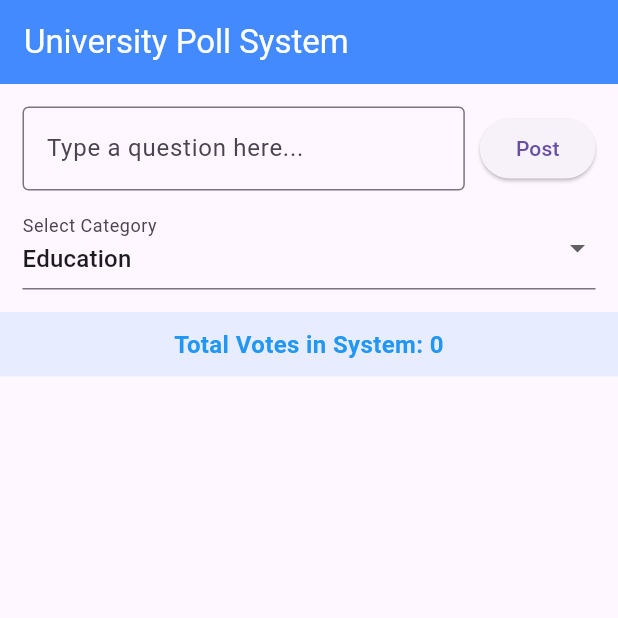
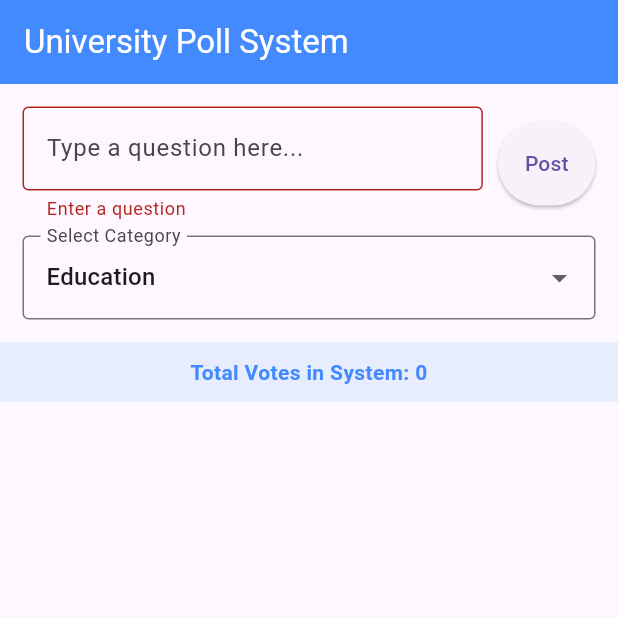
Before and after one commit to shwanakar34-cell/Ak_Firerbase_Project_PBL, a Flutter app: the screen it shows after launch, after a tap on "Post", on a phone screen of 412 x 824 dp, the top half of it. Run offline on Flutter 3.47's test engine with Material 3 defaults, Android fonts, the phone set to English and light mode, and no system bars; our stand-ins replace cloud_firestore, firebase_core; accounts and stored records are empty.

Commit message:
Added Web Support

```diff
--- a/lib/main.dart
+++ b/lib/main.dart
@@ -1,10 +1,27 @@
 import 'package:flutter/material.dart';
 import 'package:firebase_core/firebase_core.dart';
 import 'package:cloud_firestore/cloud_firestore.dart';
+import 'package:flutter/foundation.dart'; // Required for kIsWeb
 
 void main() async {
   WidgetsFlutterBinding.ensureInitialized();
+
+  // CRITICAL: Web requires manual configuration to avoid the white screen
+  if (kIsWeb) {
+    await Firebase.initializeApp(
+      options: const FirebaseOptions(
+        apiKey: "YOUR-API-KEY",
+        authDomain: "YOUR-PROJECT-ID.firebaseapp.com",
+        projectId: "YOUR-PROJECT-ID",
+        storageBucket: "YOUR-PROJECT-ID.appspot.com",
+        messagingSenderId: "YOUR-SENDER-ID",
+        appId: "YOUR-APP-ID",
+      ),
+    );
+  } else {
     await Firebase.initializeApp();
+  }
+
   runApp(const PollApp());
 }
 
@@ -34,18 +51,18 @@ class PollHomeScreen extends StatefulWidget {
 
 class _PollHomeScreenState extends State<PollHomeScreen> {
   final TextEditingController _pollController = TextEditingController();
+  final _formKey = GlobalKey<FormState>();
 
-  // Category variables
-  final List<String> _categories = ['Education', 'Sports', 'Tech'];
+  final List<String> _categories = ['Education', 'Sports', 'Tech', 'General'];
   String _selectedCategory = 'Education';
 
   void _addNewPoll() {
-    if (_pollController.text.isNotEmpty) {
+    if (_formKey.currentState!.validate()) {
       FirebaseFirestore.instance.collection('polls').add({
-        'question': _pollController.text,
+        'question': _pollController.text.trim(),
         'votes': 0,
-        'category': _selectedCategory, //
-        'createdAt': Timestamp.now(),
+        'category': _selectedCategory,
+        'createdAt': FieldValue.serverTimestamp(), // Best for cross-platform sync
       });
       _pollController.clear();
     }
@@ -57,11 +74,11 @@ class _PollHomeScreenState extends State<PollHomeScreen> {
     });
   }
 
-  // Logic to sum all votes from all polls
   int _calculateTotalVotes(List<QueryDocumentSnapshot> docs) {
     int total = 0;
     for (var doc in docs) {
-      total += (doc['votes'] as int); //
+      final data = doc.data() as Map<String, dynamic>;
+      total += (data['votes'] as int? ?? 0); // Null safety check
     }
     return total;
   }
@@ -76,68 +93,61 @@ class _PollHomeScreenState extends State<PollHomeScreen> {
       ),
       body: Column(
         children: [
-          // Input Area with Category Dropdown
           Padding(
             padding: const EdgeInsets.all(15.0),
+            child: Form(
+              key: _formKey,
               child: Column(
                 children: [
                   Row(
                     children: [
                       Expanded(
-                      child: TextField(
+                        child: TextFormField(
                           controller: _pollController,
                           decoration: const InputDecoration(
                             hintText: 'Type a question here...',
                             border: OutlineInputBorder(),
                           ),
+                          validator: (value) => (value == null || value.isEmpty) ? 'Enter a question' : null,
                         ),
                       ),
                       const SizedBox(width: 10),
                       ElevatedButton(
                         onPressed: _addNewPoll,
+                        style: ElevatedButton.styleFrom(padding: const EdgeInsets.all(18)),
                         child: const Text('Post'),
                       ),
                     ],
                   ),
                   const SizedBox(height: 10),
-                // Dropdown for Category selection
                   DropdownButtonFormField<String>(
                     value: _selectedCategory,
-                  decoration: const InputDecoration(labelText: 'Select Category'),
-                  items: _categories.map((String category) {
-                    return DropdownMenuItem(value: category, child: Text(category));
-                  }).toList(),
-                  onChanged: (newValue) {
-                    setState(() {
-                      _selectedCategory = newValue!;
-                    });
-                  },
+                    decoration: const InputDecoration(labelText: 'Select Category', border: OutlineInputBorder()),
+                    items: _categories.map((c) => DropdownMenuItem(value: c, child: Text(c))).toList(),
+                    onChanged: (v) => setState(() => _selectedCategory = v!),
                   ),
                 ],
               ),
             ),
-
-          // Real-time List of Polls
+          ),
           Expanded(
             child: StreamBuilder<QuerySnapshot>(
               stream: FirebaseFirestore.instance.collection('polls').orderBy('createdAt', descending: true).snapshots(),
               builder: (context, snapshot) {
+                if (snapshot.hasError) return Center(child: Text('Error: ${snapshot.error}'));
                 if (!snapshot.hasData) return const Center(child: CircularProgressIndicator());
 
                 final docs = snapshot.data!.docs;
-                final totalVotes = _calculateTotalVotes(docs);
-
                 return Column(
                   children: [
-                    // Total Votes Summary Bar
                     Container(
                       padding: const EdgeInsets.all(10),
-                      color: Colors.blue.withOpacity(0.1),
+                      color: Colors.blue.withOpacity(0.1), // Stable for Web
                       width: double.infinity,
                       child: Text(
-                        'Total Votes in System: $totalVotes',
+                        'Total Votes in System: ${_calculateTotalVotes(docs)}',
                         textAlign: TextAlign.center,
-                        style: const TextStyle(fontWeight: FontWeight.bold, fontSize: 16, color: Colors.blue),
+                        style: const TextStyle(fontWeight: FontWeight.bold, color: Colors.blueAccent),
                       ),
                     ),
                     Expanded(
@@ -148,11 +158,11 @@ class _PollHomeScreenState extends State<PollHomeScreen> {
                           return Card(
                             margin: const EdgeInsets.symmetric(horizontal: 15, vertical: 5),
                             child: ListTile(
-                              title: Text(data['question']),
-                              subtitle: Text('Category: ${data['category'] ?? 'General'}'), //
+                              title: Text(data['question'] ?? ''),
+                              subtitle: Text('Category: ${data['category'] ?? 'General'}', style: const TextStyle(fontStyle: FontStyle.italic)),
                               trailing: ElevatedButton(
-                                onPressed: () => _submitVote(docs[index].id, data['votes']),
-                                child: Text('Vote: ${data['votes']}'),
+                                onPressed: () => _submitVote(docs[index].id, data['votes'] ?? 0),
+                                child: Text('Vote: ${data['votes'] ?? 0}'),
                               ),
                             ),
                           );
```
Lines whose indentation alone changed are shown as unchanged.
